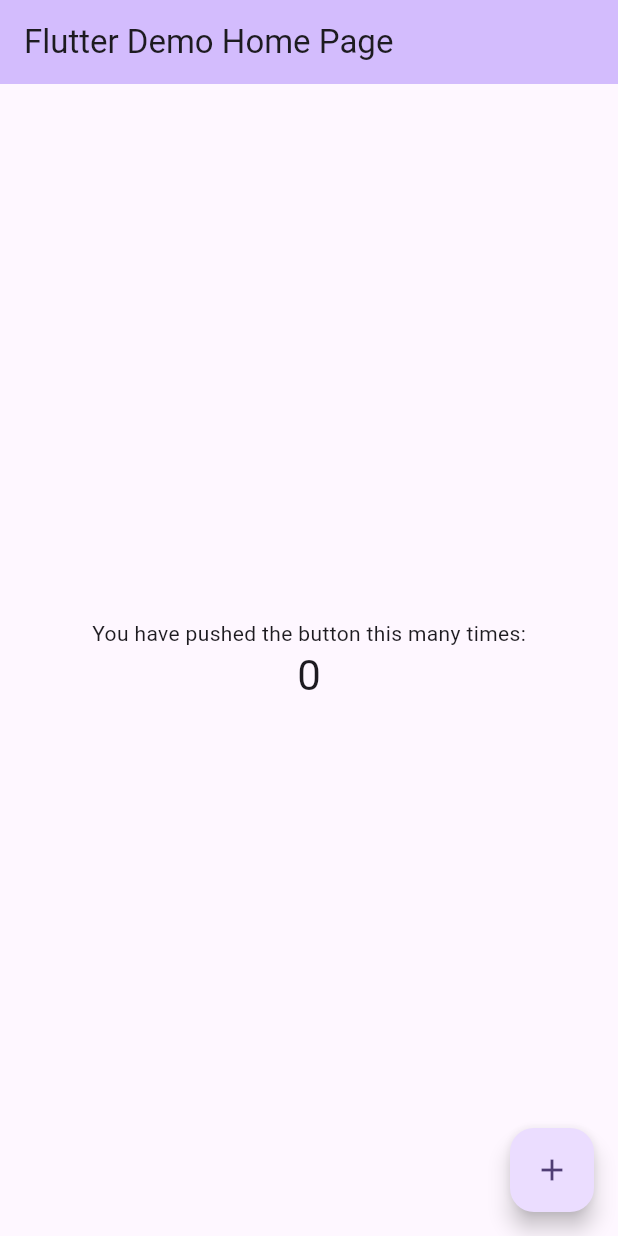
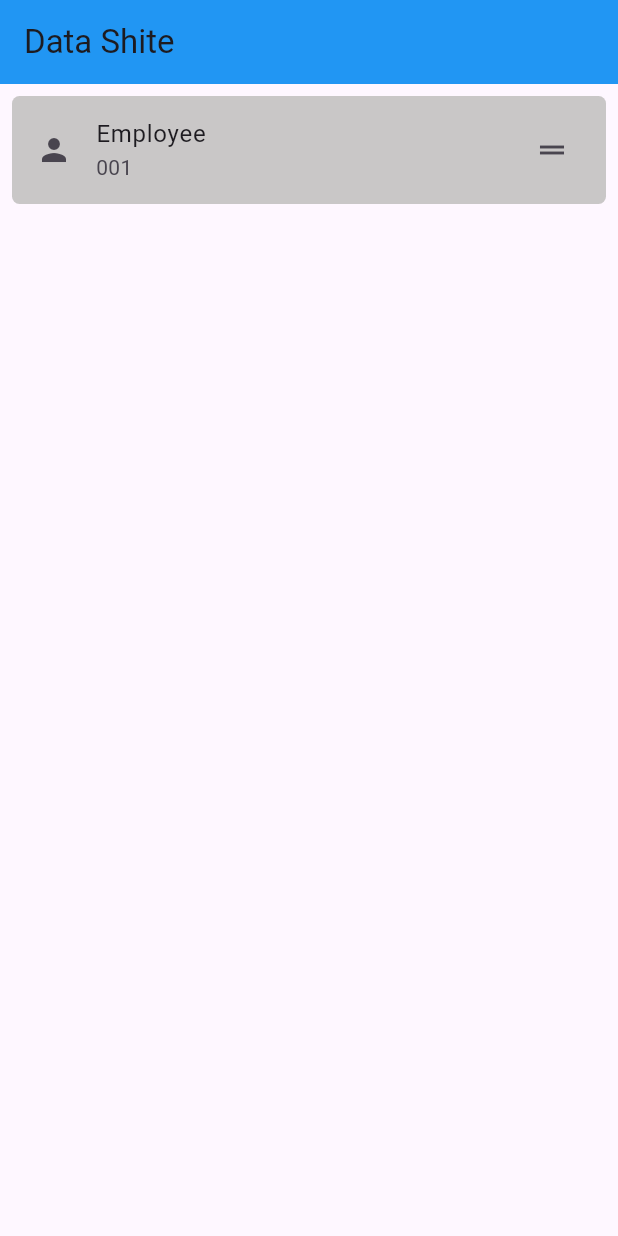
Before and after one commit to VernPherus/API_app, a Flutter app: the screen it shows after launch, on a phone screen of 412 x 824 dp. Run offline on Flutter 3.47's test engine with Material 3 defaults, Android fonts, the phone set to English and light mode, and no system bars.

Commit message:
added new widgets and hoem screen

```diff
--- a/api_app/lib/main.dart
+++ b/api_app/lib/main.dart
@@ -1,125 +1,19 @@
-import 'package:flutter/material.dart';
+import "package:api_app/screens/homescreen.dart";
+import "package:flutter/material.dart";
 
-void main() {
-  runApp(const MyApp());
+void main(){
+  runApp(const Index());
 }
 
-class MyApp extends StatelessWidget {
-  const MyApp({super.key});
+class Index extends StatelessWidget {
+  const Index({super.key});
 
-  // This widget is the root of your application.
   @override
   Widget build(BuildContext context) {
-    return MaterialApp(
-      title: 'Flutter Demo',
-      theme: ThemeData(
-        // This is the theme of your application.
-        //
-        // TRY THIS: Try running your application with "flutter run". You'll see
-        // the application has a purple toolbar. Then, without quitting the app,
-        // try changing the seedColor in the colorScheme below to Colors.green
-        // and then invoke "hot reload" (save your changes or press the "hot
-        // reload" button in a Flutter-supported IDE, or press "r" if you used
-        // the command line to start the app).
-        //
-        // Notice that the counter didn't reset back to zero; the application
-        // state is not lost during the reload. To reset the state, use hot
-        // restart instead.
-        //
-        // This works for code too, not just values: Most code changes can be
-        // tested with just a hot reload.
-        colorScheme: ColorScheme.fromSeed(seedColor: Colors.deepPurple),
-        useMaterial3: true,
-      ),
-      home: const MyHomePage(title: 'Flutter Demo Home Page'),
+    return const MaterialApp(
+      debugShowCheckedModeBanner: false,
+      title: 'Employees',
+      home: HomeScreen(),
     );
   }
 }
-
-class MyHomePage extends StatefulWidget {
-  const MyHomePage({super.key, required this.title});
-
-  // This widget is the home page of your application. It is stateful, meaning
-  // that it has a State object (defined below) that contains fields that affect
-  // how it looks.
-
-  // This class is the configuration for the state. It holds the values (in this
-  // case the title) provided by the parent (in this case the App widget) and
-  // used by the build method of the State. Fields in a Widget subclass are
-  // always marked "final".
-
-  final String title;
-
-  @override
-  State<MyHomePage> createState() => _MyHomePageState();
-}
-
-class _MyHomePageState extends State<MyHomePage> {
-  int _counter = 0;
-
-  void _incrementCounter() {
-    setState(() {
-      // This call to setState tells the Flutter framework that something has
-      // changed in this State, which causes it to rerun the build method below
-      // so that the display can reflect the updated values. If we changed
-      // _counter without calling setState(), then the build method would not be
-      // called again, and so nothing would appear to happen.
-      _counter++;
-    });
-  }
-
-  @override
-  Widget build(BuildContext context) {
-    // This method is rerun every time setState is called, for instance as done
-    // by the _incrementCounter method above.
-    //
-    // The Flutter framework has been optimized to make rerunning build methods
-    // fast, so that you can just rebuild anything that needs updating rather
-    // than having to individually change instances of widgets.
-    return Scaffold(
-      appBar: AppBar(
-        // TRY THIS: Try changing the color here to a specific color (to
-        // Colors.amber, perhaps?) and trigger a hot reload to see the AppBar
-        // change color while the other colors stay the same.
-        backgroundColor: Theme.of(context).colorScheme.inversePrimary,
-        // Here we take the value from the MyHomePage object that was created by
-        // the App.build method, and use it to set our appbar title.
-        title: Text(widget.title),
-      ),
-      body: Center(
-        // Center is a layout widget. It takes a single child and positions it
-        // in the middle of the parent.
-        child: Column(
-          // Column is also a layout widget. It takes a list of children and
-          // arranges them vertically. By default, it sizes itself to fit its
-          // children horizontally, and tries to be as tall as its parent.
-          //
-          // Column has various properties to control how it sizes itself and
-          // how it positions its children. Here we use mainAxisAlignment to
-          // center the children vertically; the main axis here is the vertical
-          // axis because Columns are vertical (the cross axis would be
-          // horizontal).
-          //
-          // TRY THIS: Invoke "debug painting" (choose the "Toggle Debug Paint"
-          // action in the IDE, or press "p" in the console), to see the
-          // wireframe for each widget.
-          mainAxisAlignment: MainAxisAlignment.center,
-          children: <Widget>[
-            const Text(
-              'You have pushed the button this many times:',
-            ),
-            Text(
-              '$_counter',
-              style: Theme.of(context).textTheme.headlineMedium,
-            ),
-          ],
-        ),
-      ),
-      floatingActionButton: FloatingActionButton(
-        onPressed: _incrementCounter,
-        tooltip: 'Increment',
-        child: const Icon(Icons.add),
-      ), // This trailing comma makes auto-formatting nicer for build methods.
-    );
-  }
-}
--- /dev/null
+++ b/api_app/lib/screens/homescreen.dart
@@ -0,0 +1,30 @@
+import "package:flutter/material.dart";
+
+class HomeScreen extends StatelessWidget {
+  const HomeScreen({super.key});
+
+  @override
+  Widget build(BuildContext context) {
+    return Scaffold(
+      appBar: AppBar(
+        backgroundColor: Colors.blue,
+        title: const Text("Data Shite"),
+      ),
+      body: Padding(
+        padding: const EdgeInsets.all(8.0),
+        child: ListView(
+          children: <Widget>[
+            ListTile(
+              leading: const Icon(Icons.person),
+              title: const Text("Employee"),
+              subtitle: const Text("001"),
+              trailing: const Icon(Icons.drag_handle),
+              tileColor: const Color.fromARGB(255, 201, 199, 199),
+              shape: RoundedRectangleBorder(borderRadius: BorderRadius.circular(5))
+            )
+          ],
+        ),
+      ),
+    );
+  }
+}
```
Also changed, not shown: 1 other file.
